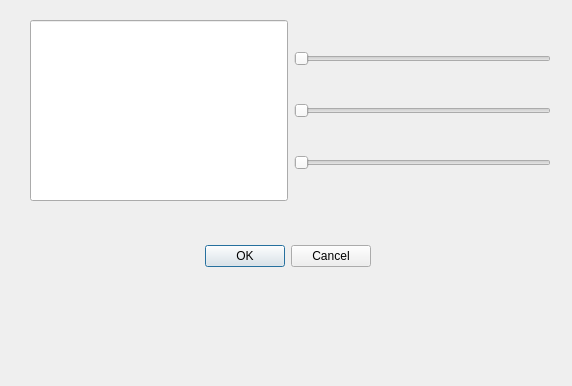
The window that WS5/WS5_Qt/option_dialog.ui (benjamintxn/2023_20364444) describes before a commit, drawn with Qt 5.
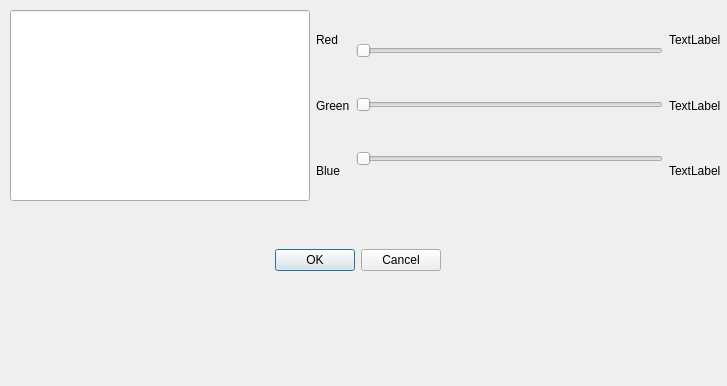
The same window after the commit.

Commit message: Still working on the RGB sliders for Exercise 9, Everything else is ready for submission

```diff
--- a/WS5/WS5_Qt/option_dialog.ui
+++ b/WS5/WS5_Qt/option_dialog.ui
@@ -6,7 +6,7 @@
    <rect>
     <x>0</x>
     <y>0</y>
-    <width>572</width>
+    <width>727</width>
     <height>386</height>
    </rect>
   </property>
@@ -16,10 +16,10 @@
   <widget class="QDialogButtonBox" name="buttonBox">
    <property name="geometry">
     <rect>
-     <x>30</x>
+     <x>270</x>
      <y>240</y>
-     <width>341</width>
-     <height>32</height>
+     <width>171</width>
+     <height>41</height>
     </rect>
    </property>
    <property name="orientation">
@@ -32,22 +32,59 @@
   <widget class="QWidget" name="">
    <property name="geometry">
     <rect>
-     <x>30</x>
-     <y>20</y>
-     <width>521</width>
-     <height>181</height>
+     <x>10</x>
+     <y>10</y>
+     <width>711</width>
+     <height>191</height>
     </rect>
    </property>
+   <layout class="QVBoxLayout" name="verticalLayout_4">
+    <item>
+     <layout class="QHBoxLayout" name="horizontalLayout_2">
+      <item>
    <layout class="QHBoxLayout" name="horizontalLayout">
     <item>
      <widget class="QLineEdit" name="lineEdit">
       <property name="sizePolicy">
-       <sizepolicy hsizetype="Expanding" vsizetype="Expanding">
+           <sizepolicy hsizetype="Fixed" vsizetype="Expanding">
         <horstretch>0</horstretch>
         <verstretch>0</verstretch>
        </sizepolicy>
       </property>
-     </widget>
+          <property name="minimumSize">
+           <size>
+            <width>300</width>
+            <height>0</height>
+           </size>
+          </property>
+         </widget>
+        </item>
+       </layout>
+      </item>
+      <item>
+       <layout class="QVBoxLayout" name="verticalLayout_2">
+        <item>
+         <widget class="QLabel" name="label_3">
+          <property name="text">
+           <string>Red</string>
+          </property>
+         </widget>
+        </item>
+        <item>
+         <widget class="QLabel" name="label">
+          <property name="text">
+           <string>Green</string>
+          </property>
+         </widget>
+        </item>
+        <item>
+         <widget class="QLabel" name="label_2">
+          <property name="text">
+           <string>Blue</string>
+          </property>
+         </widget>
+        </item>
+       </layout>
     </item>
     <item>
      <layout class="QVBoxLayout" name="verticalLayout">
@@ -71,6 +108,33 @@
          <enum>Qt::Horizontal</enum>
         </property>
        </widget>
+        </item>
+       </layout>
+      </item>
+      <item>
+       <layout class="QVBoxLayout" name="verticalLayout_3">
+        <item>
+         <widget class="QLabel" name="label_4">
+          <property name="text">
+           <string>TextLabel</string>
+          </property>
+         </widget>
+        </item>
+        <item>
+         <widget class="QLabel" name="label_5">
+          <property name="text">
+           <string>TextLabel</string>
+          </property>
+         </widget>
+        </item>
+        <item>
+         <widget class="QLabel" name="label_6">
+          <property name="text">
+           <string>TextLabel</string>
+          </property>
+         </widget>
+        </item>
+       </layout>
       </item>
      </layout>
     </item>
```
Lines whose indentation alone changed are shown as unchanged. The commit also changes 6 other files.
